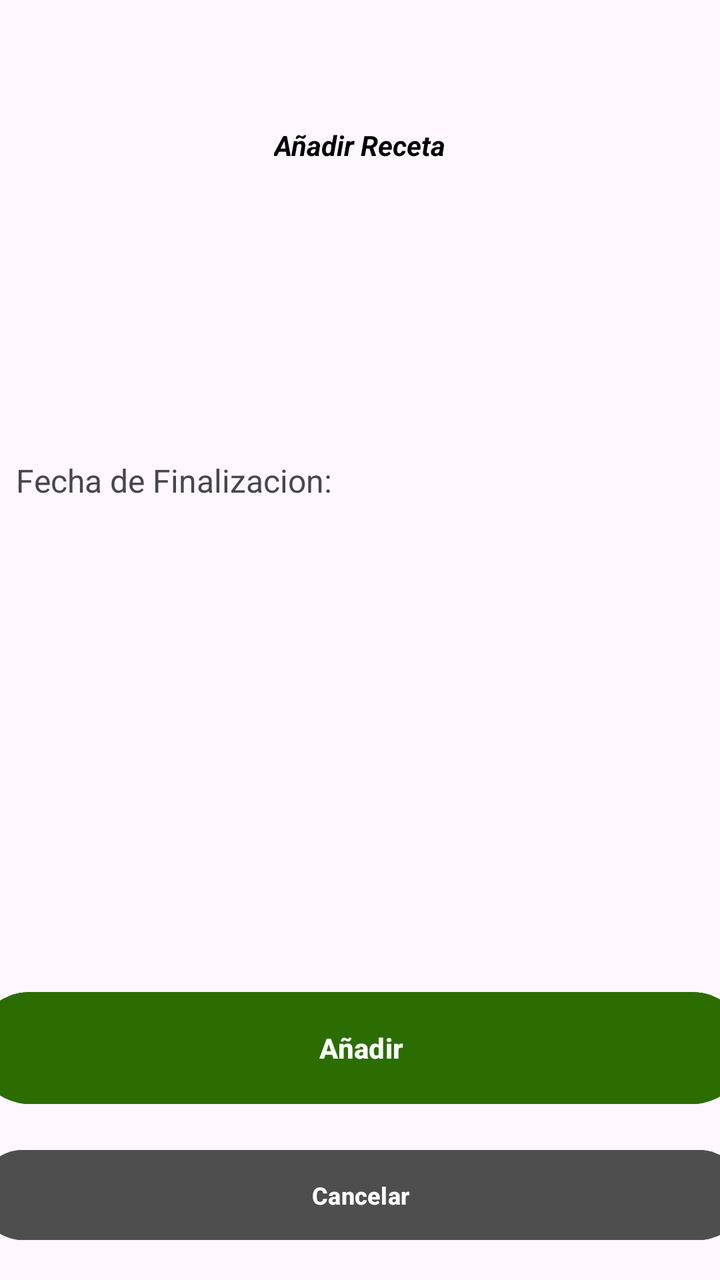
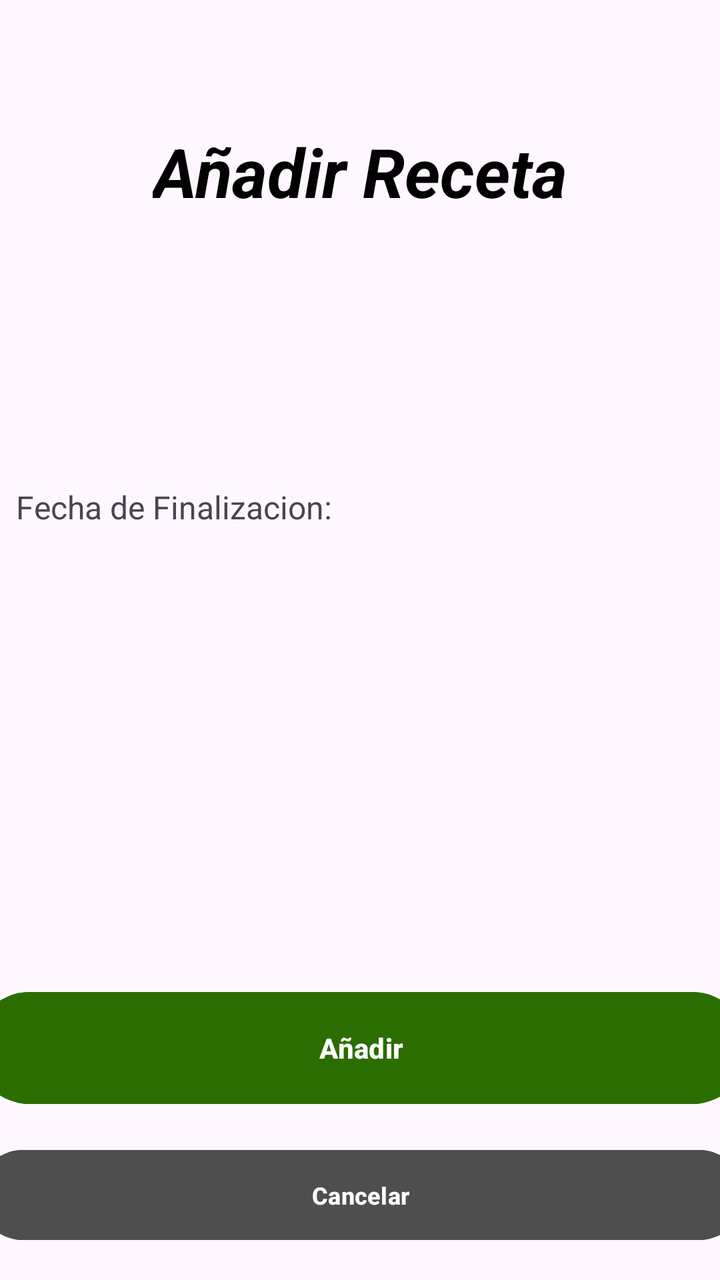

Screens rendered from an Android XML layout before and after an edit, with the pre-edit source and the edit as a unified diff.
<!-- AndroidManifest.xml: application theme Theme.MobilesVC -->
<!-- res/layout/receta_crear_view.xml -->
<?xml version="1.0" encoding="utf-8"?>
<androidx.constraintlayout.widget.ConstraintLayout xmlns:android="http://schemas.android.com/apk/res/android"
    xmlns:app="http://schemas.android.com/apk/res-auto"
    xmlns:tools="http://schemas.android.com/tools"
    android:layout_width="match_parent"
    android:layout_height="match_parent">

    <TextView
        android:id="@+id/textView54"
        android:layout_width="200dp"
        android:layout_height="22dp"
        android:text="Fecha de Finalizacion:"
        android:textSize="16sp"
        app:layout_constraintBottom_toTopOf="@+id/vFechaCrear"
        app:layout_constraintEnd_toEndOf="parent"
        app:layout_constraintHorizontal_bias="0.051"
        app:layout_constraintStart_toStartOf="parent" />

    <Button
        android:id="@+id/vVolverCrearReceta"
        android:layout_width="383dp"
        android:layout_height="53dp"
        android:layout_marginHorizontal="24dp"
        android:layout_marginBottom="16dp"
        android:backgroundTint="#4E4E4E"
        android:paddingVertical="10dp"
        android:text="Cancelar"
        android:textSize="12sp"
        android:textStyle="bold"
        android:visibility="visible"
        app:layout_constraintBottom_toBottomOf="parent"
        app:layout_constraintEnd_toEndOf="parent"
        app:layout_constraintHorizontal_bias="0.5"
        app:layout_constraintStart_toStartOf="parent" />

    <Button
        android:id="@+id/vCrearReceta"
        android:layout_width="387dp"
        android:layout_height="64dp"
        android:layout_marginBottom="84dp"
        android:backgroundTint="#2C6D01"
        android:paddingVertical="14dp"
        android:text="Añadir"
        android:textStyle="bold"
        app:layout_constraintBottom_toBottomOf="parent"
        app:layout_constraintEnd_toEndOf="parent"
        app:layout_constraintHorizontal_bias="0.5"
        app:layout_constraintStart_toStartOf="parent" />

    <TextView
        android:id="@+id/textView10"
        android:layout_width="wrap_content"
        android:layout_height="wrap_content"
        android:layout_marginStart="126dp"
        android:layout_marginTop="63dp"
        android:layout_marginEnd="126dp"
        android:fontFamily="sans-serif"
        android:text="Añadir Receta"
        android:textColor="#000000"
        android:textStyle="bold|italic"
        app:layout_constraintEnd_toEndOf="parent"
        app:layout_constraintStart_toStartOf="parent"
        app:layout_constraintTop_toTopOf="parent"
        tools:textSize="26sp" />

    <EditText
        android:id="@+id/vFechaCrear"
        android:layout_width="373dp"
        android:layout_height="51dp"
        android:layout_marginStart="18dp"
        android:layout_marginTop="156dp"
        android:layout_marginEnd="21dp"
        android:layout_marginBottom="278dp"
        android:ems="10"
        android:hint="Fecha de Finalizacion"
        android:inputType="date"
        app:layout_constraintBottom_toTopOf="@+id/vCrearReceta"
        app:layout_constraintEnd_toEndOf="parent"
        app:layout_constraintStart_toStartOf="parent"
        app:layout_constraintTop_toBottomOf="@+id/textView10" />
</androidx.constraintlayout.widget.ConstraintLayout>
<!-- resources referenced by this layout -->
<resources>
  <style name="Theme.MobilesVC" parent="Base.Theme.MobilesVC" />
  <style name="Base.Theme.MobilesVC" parent="Theme.Material3.DayNight.NoActionBar">
          
          
      </style>
</resources>

<!-- the commit's change to res/layout/receta_crear_view.xml (unified diff, before → after) -->
@@ -57,6 +57,7 @@
         android:fontFamily="sans-serif"
         android:text="Añadir Receta"
         android:textColor="#000000"
+        android:textSize="34sp"
         android:textStyle="bold|italic"
         app:layout_constraintEnd_toEndOf="parent"
         app:layout_constraintStart_toStartOf="parent"
